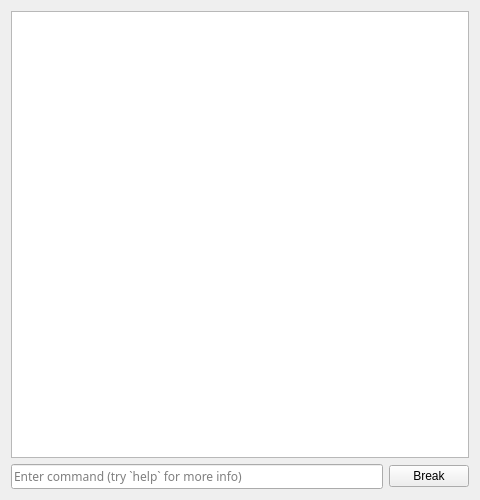
Above: Libretro/mgba/src/platform/qt/DebuggerConsole.ui from kiddreads/Avalon-copy2 before the change. Below: the same form after it.
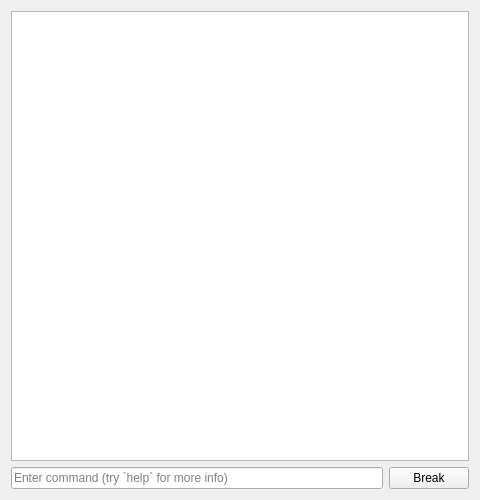
That is the form after the change.

Commit message: Qt: Text interaction and font cleanup

The edit to the form file:
```diff
--- a/Libretro/mgba/src/platform/qt/DebuggerConsole.ui
+++ b/Libretro/mgba/src/platform/qt/DebuggerConsole.ui
@@ -16,11 +16,6 @@
   <layout class="QGridLayout" name="gridLayout">
    <item row="1" column="0">
     <widget class="QLineEdit" name="prompt">
-     <property name="font">
-      <font>
-       <family>Source Code Pro</family>
-      </font>
-     </property>
      <property name="placeholderText">
       <string>Enter command (try `help` for more info)</string>
      </property>
@@ -35,11 +30,6 @@
    </item>
    <item row="0" column="0" colspan="2">
     <widget class="QPlainTextEdit" name="log">
-     <property name="font">
-      <font>
-       <family>Source Code Pro</family>
-      </font>
-     </property>
      <property name="readOnly">
       <bool>true</bool>
      </property>
```
The commit also changes 9 other files.
